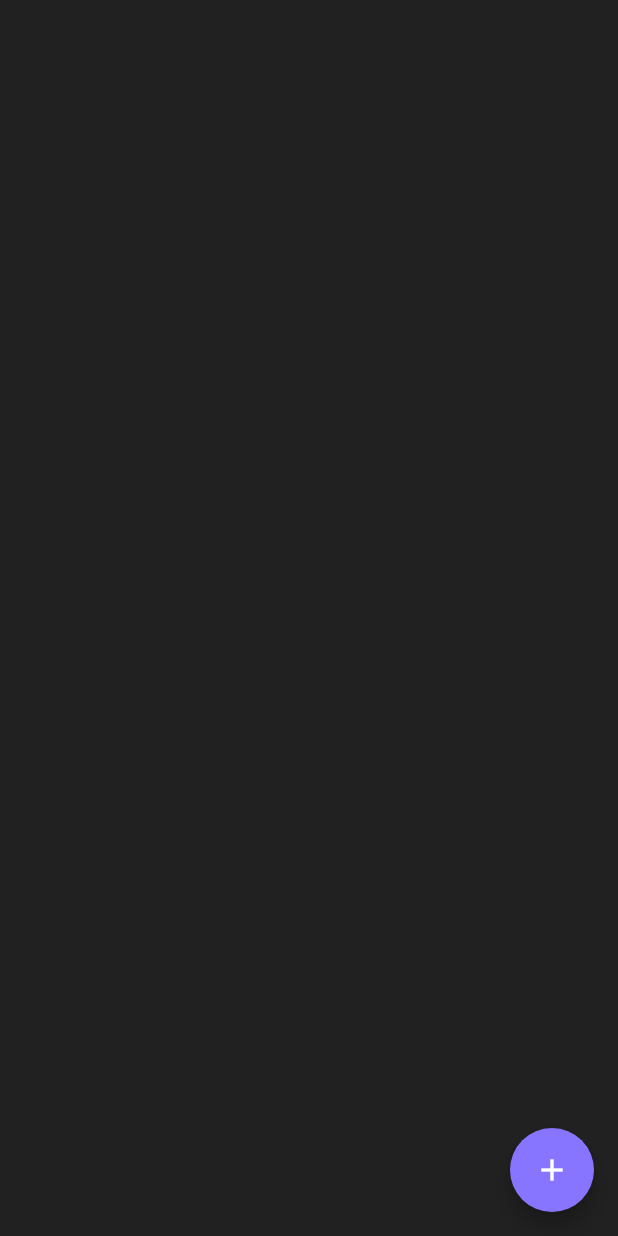
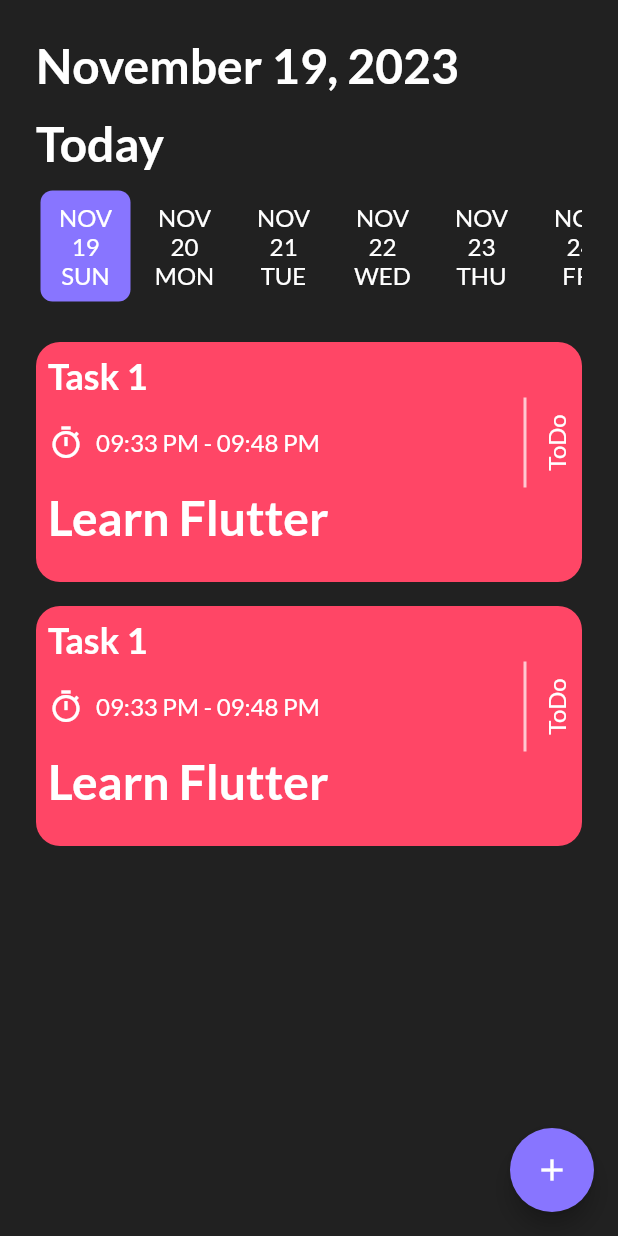
Before and after one commit to mahirAbdAlazimMokhtar/to-do-cubit, a Flutter app: the screen it shows after launch, after a tap on "SKip", after a tap on "Get Started", on a phone screen of 412 x 824 dp. Run offline on Flutter 3.47's test engine with Material 2 defaults, Android fonts, the phone set to English and light mode, and no system bars; drawn by our look-alikes of date_picker_timeline; our stand-ins replace get_it, google_fonts, shared_preferences, smooth_page_indicator.

Commit message:
finish bottom sheet and add task screen

```diff
--- a/lib/core/theme/theme.dart
+++ b/lib/core/theme/theme.dart
@@ -28,7 +28,7 @@ ThemeData getLightTheme() {
       style: ElevatedButton.styleFrom(
         backgroundColor: AppColors.primary,
         shape: RoundedRectangleBorder(
-          borderRadius: BorderRadius.circular(4),
+          borderRadius: BorderRadius.circular(8),
         )
       )
     )
--- a/lib/core/utils/app_strings.dart
+++ b/lib/core/utils/app_strings.dart
@@ -15,7 +15,7 @@ class AppString {
   static const String onBoardingSubTitleThree = 'Share your progress';
 
   static const String toDay = 'Today';
-  static const String noTaskTitle = 'What do you want to do today';
+  static const String noTaskTitle = 'What do you want to do today ?';
   static const String noTaskTSubTitle = 'Tap + to add a task';
   static const String addTask = 'Add Task';
   static const String title = 'Title';
@@ -27,8 +27,9 @@ class AppString {
   static const String createTask = 'Create Task';
   static const String titleHint = 'Enter Title Here';
   static const String toDo = 'TODO';
-  static const String doneTask = 'COMPLETED';
+  static const String doneTask = 'Task Completed';
   static const String deletedTask = 'Delete Task';
+  static const String cancelTask = 'Cansel Task';
   static const String onBoardingKey = 'onBoarding';
 
 
--- /dev/null
+++ b/lib/core/widgets/build_task_widget.dart
@@ -0,0 +1,109 @@
+import 'package:flutter/material.dart';
+import 'package:to_do_app/core/utils/app_strings.dart';
+import 'package:to_do_app/core/widgets/custom_elevated_button.dart';
+
+import '../utils/app_colors.dart';
+
+class BuildTaskWidget extends StatelessWidget {
+  const BuildTaskWidget({
+    super.key,
+  });
+
+  @override
+  Widget build(BuildContext context) {
+    return InkWell(
+      onTap: () {
+        showModalBottomSheet(
+            context: context,
+            builder: (context) {
+              return Container(
+                padding: const EdgeInsets.all(24),
+                height: 240,
+                color: AppColors.deepGrey,
+                child: Column(
+                  mainAxisAlignment: MainAxisAlignment.spaceBetween,
+                  children: [
+                    SizedBox(
+                      height: 48,
+                      width: double.infinity,
+                      child: CustomElevatedButton(
+                        onPressed: () {},
+                        title: AppString.doneTask,
+                      ),
+                    ),
+                    SizedBox(
+                      height: 48,
+                      width: double.infinity,
+                      child: CustomElevatedButton(
+                        backgroundColor: AppColors.red,
+                        onPressed: () {},
+                        title: AppString.deletedTask,
+                      ),
+                    ),
+                    SizedBox(
+                      height: 48,
+                      width: double.infinity,
+                      child: CustomElevatedButton(
+                        onPressed: () {},
+                        title: AppString.cancelTask,
+                      ),
+                    ),
+                  ],
+                ),
+              );
+            });
+      },
+      child: Container(
+        padding: const EdgeInsets.all(8),
+        margin: const EdgeInsets.only(bottom: 16),
+        height: 160,
+        decoration: BoxDecoration(
+          color: AppColors.red,
+          borderRadius: BorderRadius.circular(16),
+        ),
+        child: Column(
+          crossAxisAlignment: CrossAxisAlignment.start,
+          children: [
+            Text('Task 1',
+                style: Theme.of(context)
+                    .textTheme
+                    .displayLarge!
+                    .copyWith(fontSize: 24)),
+            Row(
+              children: [
+                const Icon(
+                  Icons.timer_outlined,
+                  color: AppColors.white,
+                ),
+                const SizedBox(width: 8.0),
+                Text(
+                  '09:33 PM - 09:48 PM',
+                  style: Theme.of(context)
+                      .textTheme
+                      .displayMedium!
+                      .copyWith(color: AppColors.white),
+                ),
+                const Spacer(),
+                Container(
+                  margin: const EdgeInsets.only(right: 10),
+                  height: 60,
+                  width: 02,
+                  color: AppColors.white.withOpacity(0.7),
+                ),
+                RotatedBox(
+                  quarterTurns: 3,
+                  child: Text('ToDo',
+                      style: Theme.of(context).textTheme.displayMedium),
+                )
+              ],
+            ),
+            Text(
+              'Learn Flutter',
+              style: Theme.of(context).textTheme.displayLarge,
+            ),
+          ],
+        ),
+      ),
+    );
+  }
+}
--- a/lib/core/widgets/custom_elevated_button.dart
+++ b/lib/core/widgets/custom_elevated_button.dart
@@ -1,16 +1,23 @@
 import 'package:flutter/material.dart';
+import 'package:to_do_app/core/utils/app_colors.dart';
 
 class CustomElevatedButton extends StatelessWidget {
   final VoidCallback onPressed;
   final String title;
+  Color? backgroundColor;
 
-  const CustomElevatedButton(
-      {super.key, required this.onPressed, required this.title});
+   CustomElevatedButton(
+      {super.key,
+      required this.onPressed,
+      required this.title,
+      this.backgroundColor = AppColors.primary});
 
   @override
   Widget build(BuildContext context) {
     return ElevatedButton(
-      style: Theme.of(context).elevatedButtonTheme.style,
+      style: Theme.of(context).elevatedButtonTheme.style!.copyWith(
+        backgroundColor: MaterialStateProperty.all(backgroundColor)
+      ),
       onPressed: onPressed,
       child: Text(title, style: Theme.of(context).textTheme.displayMedium),
     );
--- a/lib/feature/auth/presentation/screens/onboarding_screens/onboarding_screen.dart
+++ b/lib/feature/auth/presentation/screens/onboarding_screens/onboarding_screen.dart
@@ -6,7 +6,7 @@ import 'package:to_do_app/core/utils/app_colors.dart';
 import 'package:to_do_app/core/utils/app_strings.dart';
 import 'package:to_do_app/core/widgets/custom_text_button.dart';
 import 'package:to_do_app/feature/auth/data/model/on_boarding_model.dart';
-import 'package:to_do_app/feature/task/presentation/screens/home_screen.dart';
+import 'package:to_do_app/feature/task/presentation/screens/home_screen/home_screen.dart';
 
 import '../../../../../core/Service/service_locator.dart';
 import '../../../../../core/widgets/custom_elevated_button.dart';
--- a/lib/feature/auth/presentation/screens/splash_screen/splash_screen.dart
+++ b/lib/feature/auth/presentation/screens/splash_screen/splash_screen.dart
@@ -5,7 +5,7 @@ import 'package:to_do_app/feature/auth/presentation/screens/onboarding_screens/o
 
 import '../../../../../core/Service/service_locator.dart';
 import '../../../../../core/utils/app_assets.dart';
-import '../../../../task/presentation/screens/home_screen.dart';
+import '../../../../task/presentation/screens/home_screen/home_screen.dart';
 
 class SplashScreen extends StatefulWidget {
   const SplashScreen({super.key});
--- a/lib/feature/task/presentation/screens/home_screen.dart
+++ /dev/null
@@ -1,17 +0,0 @@
-import 'package:flutter/material.dart';
-import 'package:to_do_app/core/utils/app_colors.dart';
-
-class HomeScreen extends StatelessWidget {
-  const HomeScreen({super.key});
-
-  @override
-  Widget build(BuildContext context) {
-    return  Scaffold(
-      floatingActionButton: FloatingActionButton(
-        backgroundColor: AppColors.primary,
-        onPressed: () {},
-        child: const Icon(Icons.add),
-      ),
-    );
-  }
-}
--- /dev/null
+++ b/lib/feature/task/presentation/screens/home_screen/home_screen.dart
@@ -0,0 +1,63 @@
+import 'package:date_picker_timeline/date_picker_widget.dart';
+import 'package:flutter/material.dart';
+import 'package:intl/intl.dart';
+import 'package:to_do_app/core/utils/app_colors.dart';
+import 'package:to_do_app/core/utils/app_strings.dart';
+
+import '../../../../../core/widgets/build_task_widget.dart';
+import '../add_task_screen/add_task_scren.dart';
+
+class HomeScreen extends StatelessWidget {
+  const HomeScreen({super.key});
+
+  @override
+  Widget build(BuildContext context) {
+    return SafeArea(
+      child: Scaffold(
+        body: Padding(
+          padding: const EdgeInsets.all(24.0),
+          child: Column(
+            crossAxisAlignment: CrossAxisAlignment.start,
+            children: [
+              Text(
+                DateFormat.yMMMMd().format(
+                  DateTime.now(),
+                ),
+                style: Theme.of(context).textTheme.displayLarge,
+              ),
+              const SizedBox(height: 14.0),
+              Text(
+                AppString.toDay,
+                style: Theme.of(context).textTheme.displayLarge,
+              ),
+              const SizedBox(height: 10.0),
+              DatePicker(
+                DateTime.now(),
+                onDateChange: (date) {},
+                dateTextStyle: Theme.of(context).textTheme.displayMedium!,
+                monthTextStyle: Theme.of(context).textTheme.displayMedium!,
+                dayTextStyle: Theme.of(context).textTheme.displayMedium!,
+                initialSelectedDate: DateTime.now(),
+                selectedTextColor: AppColors.white,
+                selectionColor: AppColors.primary,
+              ),
+              const SizedBox(height: 24.0),
+              //NoTaskWidget(),
+              const BuildTaskWidget(),
+
+              const BuildTaskWidget(),
+            ],
+          ),
+        ),
+        floatingActionButton: FloatingActionButton(
+          backgroundColor: AppColors.primary,
+          onPressed: () {
+            Navigator.push(context,
+                MaterialPageRoute(builder: (context) => const AddTaskScreen()));
+          },
+          child: const Icon(Icons.add),
+        ),
+      ),
+    );
+  }
+}
--- a/pubspec.yaml
+++ b/pubspec.yaml
@@ -39,6 +39,8 @@ dependencies:
   smooth_page_indicator: ^1.1.0
   shared_preferences:
   get_it:
+  intl:
+  date_picker_timeline:
 
 dev_dependencies:
   flutter_test:
```
Also changed, not shown: lib/core/widgets/build_no_task_widget.dart (added, +28 -0 lines), lib/feature/task/presentation/screens/add_task_screen/add_task_scren.dart (added, +25 -0 lines), pubspec.lock.
